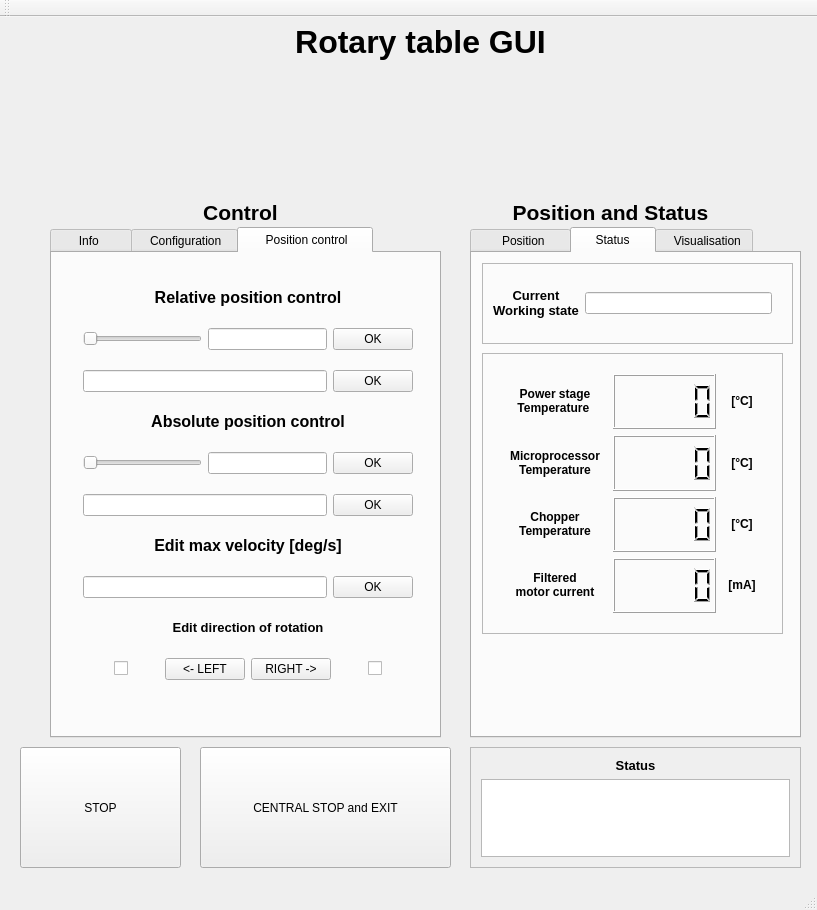
This is rotary_table_gui/user_interface/mainwindow.ui in dluhosko/ROS_src as Qt 5 draws it before an edit. The edited form follows.
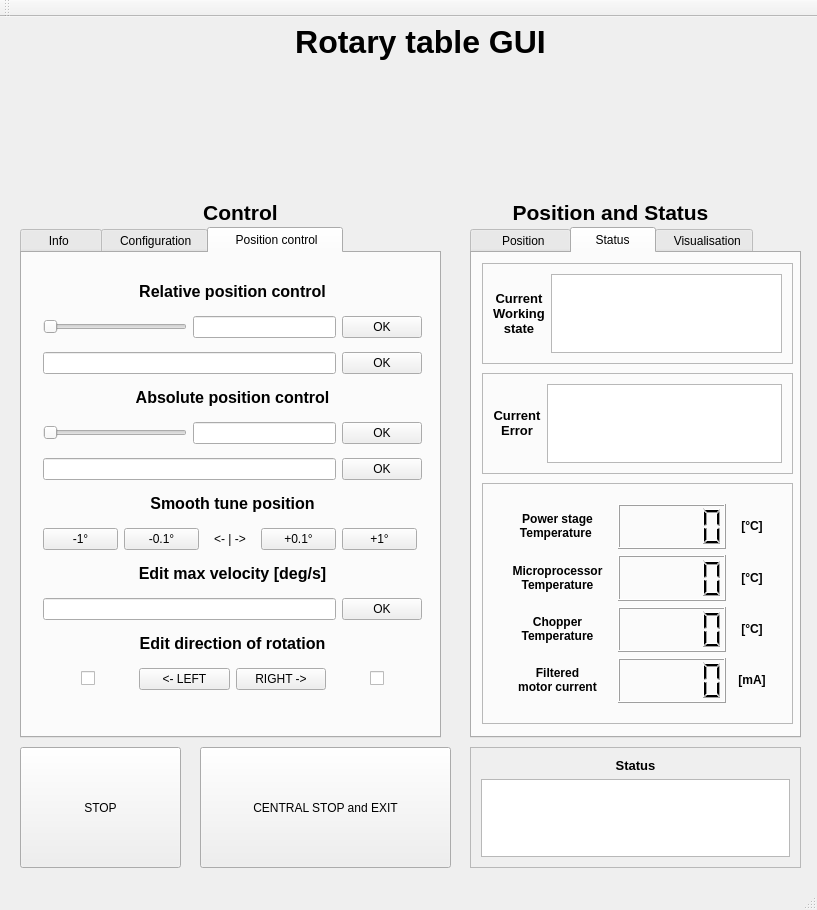
This is the edited form. The open tabs and pages were chosen to show the change. Icons and pictures are not drawn.

Commit message:
Done:  change LE->TE -OK, add TE error log,  added smooth positioning
TO DO: test the incomming signals from RT , find out how to set direction of rotation, change LE to TE in working status,, calculate temperature and current in 0x226, and some other things with 0x226

Diff of the .ui file:
```diff
--- a/rotary_table_gui/user_interface/mainwindow.ui
+++ b/rotary_table_gui/user_interface/mainwindow.ui
@@ -56,9 +56,9 @@
    <widget class="QTabWidget" name="control_Tabwidget">
     <property name="geometry">
      <rect>
-      <x>50</x>
+      <x>20</x>
       <y>210</y>
-      <width>391</width>
+      <width>421</width>
       <height>511</height>
      </rect>
     </property>
@@ -258,9 +258,9 @@
      <widget class="QWidget" name="verticalLayoutWidget">
       <property name="geometry">
        <rect>
-        <x>20</x>
+        <x>10</x>
         <y>10</y>
-        <width>352</width>
+        <width>401</width>
         <height>451</height>
        </rect>
       </property>
@@ -374,6 +374,88 @@
          </item>
         </layout>
        </item>
+       <item>
+        <widget class="QLabel" name="label_40">
+         <property name="maximumSize">
+          <size>
+           <width>16777215</width>
+           <height>20</height>
+          </size>
+         </property>
+         <property name="text">
+          <string>&lt;html&gt;&lt;head/&gt;&lt;body&gt;&lt;p align=&quot;center&quot;&gt;&lt;span style=&quot; font-size:12pt; font-weight:600;&quot;&gt;Smooth tune position&lt;/span&gt;&lt;/p&gt;&lt;/body&gt;&lt;/html&gt;</string>
+         </property>
+        </widget>
+       </item>
+       <item>
+        <layout class="QHBoxLayout" name="horizontalLayout_20">
+         <item>
+          <widget class="QPushButton" name="smooth_minusOne_PB">
+           <property name="maximumSize">
+            <size>
+             <width>75</width>
+             <height>16777215</height>
+            </size>
+           </property>
+           <property name="text">
+            <string>-1°</string>
+           </property>
+          </widget>
+         </item>
+         <item>
+          <widget class="QPushButton" name="smooth_minusHalf_PB">
+           <property name="maximumSize">
+            <size>
+             <width>75</width>
+             <height>16777215</height>
+            </size>
+           </property>
+           <property name="text">
+            <string>-0.1°</string>
+           </property>
+          </widget>
+         </item>
+         <item>
+          <widget class="QLabel" name="label_41">
+           <property name="maximumSize">
+            <size>
+             <width>50</width>
+             <height>16777215</height>
+            </size>
+           </property>
+           <property name="text">
+            <string>&lt;html&gt;&lt;head/&gt;&lt;body&gt;&lt;p align=&quot;center&quot;&gt;&amp;lt;- | -&amp;gt;&lt;/p&gt;&lt;/body&gt;&lt;/html&gt;</string>
+           </property>
+          </widget>
+         </item>
+         <item>
+          <widget class="QPushButton" name="smooth_plusHalf_PB">
+           <property name="maximumSize">
+            <size>
+             <width>75</width>
+             <height>16777215</height>
+            </size>
+           </property>
+           <property name="text">
+            <string>+0.1°</string>
+           </property>
+          </widget>
+         </item>
+         <item>
+          <widget class="QPushButton" name="smooth_plusOne_PB">
+           <property name="maximumSize">
+            <size>
+             <width>75</width>
+             <height>16777215</height>
+            </size>
+           </property>
+           <property name="text">
+            <string>+1°</string>
+           </property>
+          </widget>
+         </item>
+        </layout>
+       </item>
        <item>
         <widget class="QLabel" name="label_8">
          <property name="maximumSize">
@@ -410,7 +492,7 @@
           </size>
          </property>
          <property name="text">
-          <string>&lt;html&gt;&lt;head/&gt;&lt;body&gt;&lt;p align=&quot;center&quot;&gt;&lt;span style=&quot; font-size:10pt; font-weight:600;&quot;&gt;Edit direction of rotation&lt;/span&gt;&lt;/p&gt;&lt;/body&gt;&lt;/html&gt;</string>
+          <string>&lt;html&gt;&lt;head/&gt;&lt;body&gt;&lt;p align=&quot;center&quot;&gt;&lt;span style=&quot; font-size:12pt; font-weight:600;&quot;&gt;Edit direction of rotation&lt;/span&gt;&lt;/p&gt;&lt;/body&gt;&lt;/html&gt;</string>
          </property>
         </widget>
        </item>
@@ -805,9 +887,9 @@
       <property name="geometry">
        <rect>
         <x>10</x>
-        <y>100</y>
-        <width>301</width>
-        <height>281</height>
+        <y>230</y>
+        <width>311</width>
+        <height>241</height>
        </rect>
       </property>
       <property name="frameShape">
@@ -821,8 +903,8 @@
         <rect>
          <x>10</x>
          <y>10</y>
-         <width>281</width>
-         <height>261</height>
+         <width>291</width>
+         <height>221</height>
         </rect>
        </property>
        <layout class="QGridLayout" name="gridLayout">
@@ -909,7 +991,7 @@
         <x>10</x>
         <y>10</y>
         <width>311</width>
-        <height>81</height>
+        <height>101</height>
        </rect>
       </property>
       <property name="frameShape">
@@ -923,20 +1005,84 @@
         <rect>
          <x>0</x>
          <y>0</y>
-         <width>301</width>
-         <height>80</height>
+         <width>311</width>
+         <height>101</height>
         </rect>
        </property>
        <layout class="QHBoxLayout" name="horizontalLayout_19">
         <item>
          <widget class="QLabel" name="label_30">
+          <property name="maximumSize">
+           <size>
+            <width>60</width>
+            <height>200</height>
+           </size>
+          </property>
           <property name="text">
-           <string>&lt;html&gt;&lt;head/&gt;&lt;body&gt;&lt;p align=&quot;center&quot;&gt;&lt;span style=&quot; font-size:10pt; font-weight:600;&quot;&gt;Current&lt;br/&gt;Working state&lt;/span&gt;&lt;/p&gt;&lt;/body&gt;&lt;/html&gt;</string>
+           <string>&lt;html&gt;&lt;head/&gt;&lt;body&gt;&lt;p align=&quot;center&quot;&gt;&lt;span style=&quot; font-size:10pt; font-weight:600;&quot;&gt;Current&lt;br/&gt;Working&lt;br/&gt;state&lt;/span&gt;&lt;/p&gt;&lt;/body&gt;&lt;/html&gt;</string>
           </property>
          </widget>
         </item>
         <item>
-         <widget class="QLineEdit" name="config_workingState_LE"/>
+         <widget class="QTextEdit" name="status_workingState_TE">
+          <property name="maximumSize">
+           <size>
+            <width>250</width>
+            <height>16777215</height>
+           </size>
+          </property>
+         </widget>
+        </item>
+       </layout>
+      </widget>
+     </widget>
+     <widget class="QFrame" name="frame_11">
+      <property name="geometry">
+       <rect>
+        <x>10</x>
+        <y>120</y>
+        <width>311</width>
+        <height>101</height>
+       </rect>
+      </property>
+      <property name="frameShape">
+       <enum>QFrame::StyledPanel</enum>
+      </property>
+      <property name="frameShadow">
+       <enum>QFrame::Raised</enum>
+      </property>
+      <widget class="QWidget" name="horizontalLayoutWidget">
+       <property name="geometry">
+        <rect>
+         <x>0</x>
+         <y>0</y>
+         <width>311</width>
+         <height>101</height>
+        </rect>
+       </property>
+       <layout class="QHBoxLayout" name="horizontalLayout_8">
+        <item>
+         <widget class="QLabel" name="label_38">
+          <property name="maximumSize">
+           <size>
+            <width>60</width>
+            <height>16777215</height>
+           </size>
+          </property>
+          <property name="text">
+           <string>&lt;html&gt;&lt;head/&gt;&lt;body&gt;&lt;p align=&quot;center&quot;&gt;&lt;span style=&quot; font-size:10pt; font-weight:600;&quot;&gt;Current&lt;br/&gt;Error&lt;/span&gt;&lt;/p&gt;&lt;/body&gt;&lt;/html&gt;</string>
+          </property>
+         </widget>
+        </item>
+        <item>
+         <widget class="QTextEdit" name="status_error_TE">
+          <property name="maximumSize">
+           <size>
+            <width>250</width>
+            <height>16777215</height>
+           </size>
+          </property>
+         </widget>
         </item>
        </layout>
       </widget>
```
Left out of the diff: 2 changed lines with no effect on the pictures. The commit also changes 11 other files.
